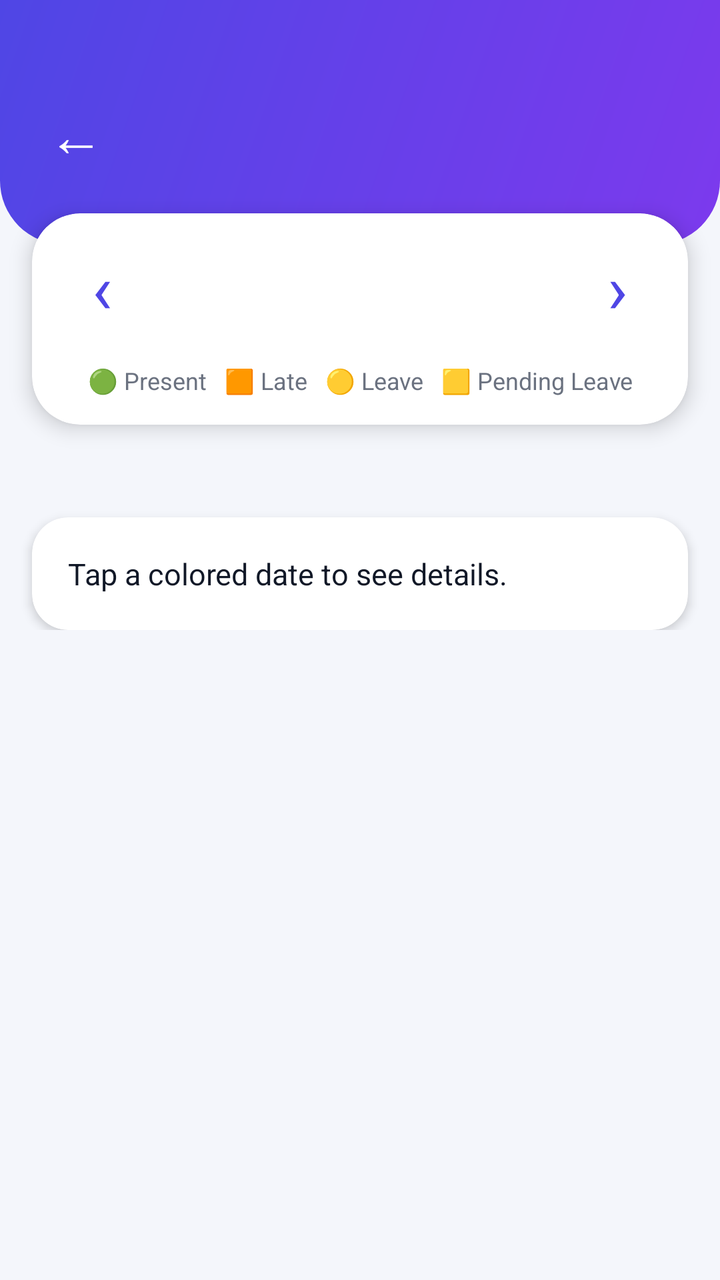
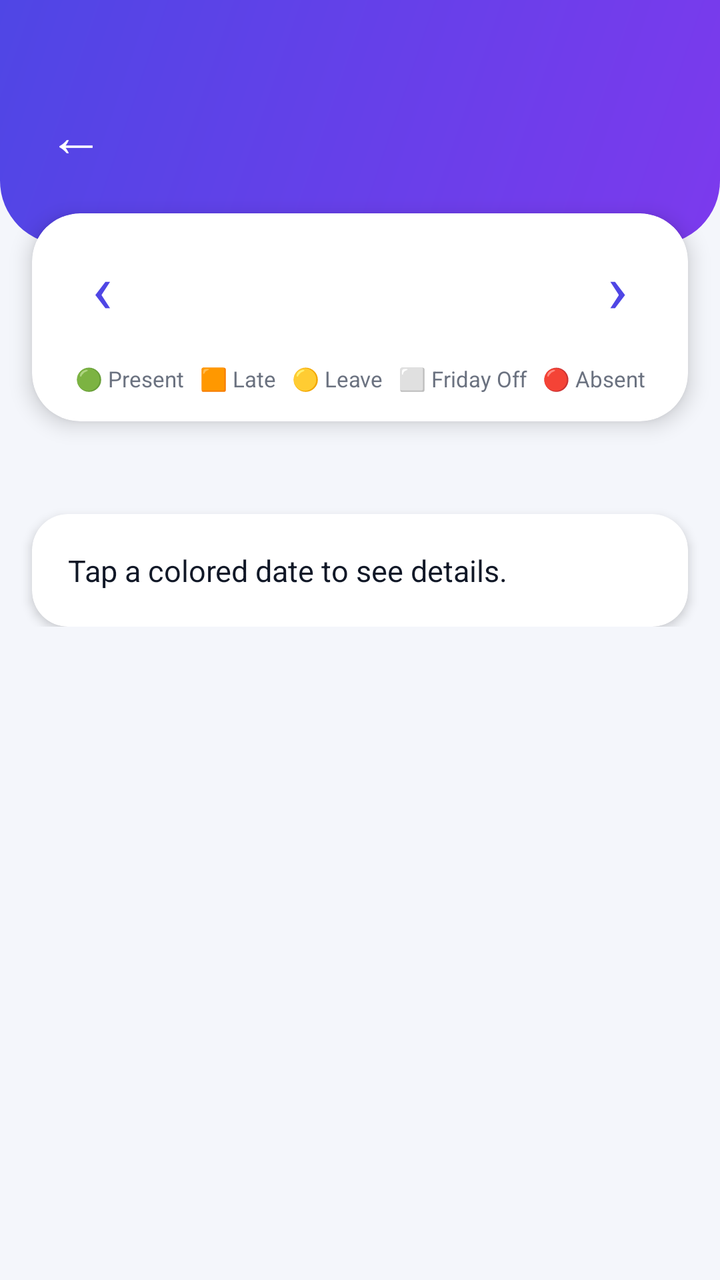

Compare the two renders of this Android layout. The source of the first and the diff that turns it into the second are given below.
<!-- AndroidManifest.xml: application theme Theme.Attendance -->
<!-- res/layout/activity_calendar.xml -->
<?xml version="1.0" encoding="utf-8"?>
<ScrollView xmlns:android="http://schemas.android.com/apk/res/android"
    xmlns:app="http://schemas.android.com/apk/res-auto"
    android:layout_width="match_parent" android:layout_height="match_parent">
    <LinearLayout android:layout_width="match_parent" android:layout_height="wrap_content"
        android:orientation="vertical" android:paddingBottom="24dp">
        <include layout="@layout/header_bar" />
        <com.google.android.material.card.MaterialCardView
            android:layout_width="match_parent" android:layout_height="wrap_content"
            android:layout_marginStart="16dp" android:layout_marginEnd="16dp" android:layout_marginTop="-16dp"
            app:cardCornerRadius="24dp" app:cardElevation="6dp">
            <LinearLayout android:layout_width="match_parent" android:layout_height="wrap_content"
                android:orientation="vertical" android:padding="14dp">
                <LinearLayout android:layout_width="match_parent" android:layout_height="wrap_content"
                    android:gravity="center_vertical" android:orientation="horizontal">
                    <TextView android:id="@+id/btnPrev" android:text="‹" android:textSize="34sp" android:textColor="@color/primary"
                        android:paddingStart="16dp" android:paddingEnd="16dp" android:clickable="true" android:focusable="true"
                        android:layout_width="wrap_content" android:layout_height="wrap_content" />
                    <TextView android:id="@+id/tvMonth" android:textSize="19sp" android:textStyle="bold" android:textColor="@color/ink"
                        android:gravity="center" android:layout_width="0dp" android:layout_weight="1" android:layout_height="wrap_content" />
                    <TextView android:id="@+id/btnNext" android:text="›" android:textSize="34sp" android:textColor="@color/primary"
                        android:paddingStart="16dp" android:paddingEnd="16dp" android:clickable="true" android:focusable="true"
                        android:layout_width="wrap_content" android:layout_height="wrap_content" />
                </LinearLayout>
                <GridLayout android:id="@+id/grid" android:columnCount="7" android:layout_marginTop="6dp"
                    android:layout_width="match_parent" android:layout_height="wrap_content" />
                <TextView android:text="🟢 Present   🟧 Late   🟡 Leave   🟨 Pending Leave" android:textSize="12sp" android:textColor="@color/muted"
                    android:gravity="center" android:layout_marginTop="10dp"
                    android:layout_width="match_parent" android:layout_height="wrap_content" />
            </LinearLayout>
        </com.google.android.material.card.MaterialCardView>
        <TextView android:id="@+id/tvCount" android:textSize="15sp" android:textStyle="bold" android:textColor="@color/ink"
            android:layout_marginStart="20dp" android:layout_marginEnd="20dp" android:layout_marginTop="16dp"
            android:layout_width="match_parent" android:layout_height="wrap_content" />
        <com.google.android.material.card.MaterialCardView
            android:layout_width="match_parent" android:layout_height="wrap_content"
            android:layout_marginStart="16dp" android:layout_marginEnd="16dp" android:layout_marginTop="10dp"
            app:cardCornerRadius="18dp" app:cardElevation="3dp">
            <TextView android:id="@+id/tvDetail" android:text="Tap a colored date to see details."
                android:textSize="15sp" android:textColor="@color/ink" android:lineSpacingExtra="4dp" android:padding="18dp"
                android:layout_width="match_parent" android:layout_height="wrap_content" />
        </com.google.android.material.card.MaterialCardView>
    </LinearLayout>
</ScrollView>
<!-- res/layout/header_bar.xml (included above) -->
<?xml version="1.0" encoding="utf-8"?>
<LinearLayout xmlns:android="http://schemas.android.com/apk/res/android"
    android:layout_width="match_parent" android:layout_height="wrap_content"
    android:background="@drawable/bg_header" android:gravity="center_vertical"
    android:orientation="horizontal" android:paddingStart="16dp" android:paddingEnd="16dp"
    android:paddingTop="40dp" android:paddingBottom="28dp">
    <TextView android:id="@+id/btnBack" android:text="←" android:textSize="28sp"
        android:textColor="#FFFFFF" android:padding="8dp" android:clickable="true" android:focusable="true"
        android:layout_width="wrap_content" android:layout_height="wrap_content" />
    <TextView android:id="@+id/tvTitle" android:textSize="22sp" android:textStyle="bold"
        android:textColor="#FFFFFF" android:layout_marginStart="8dp"
        android:layout_width="0dp" android:layout_weight="1" android:layout_height="wrap_content" />
    <TextView android:id="@+id/btnRefresh" android:text="⟳" android:textSize="24sp" android:visibility="gone"
        android:textColor="#FFFFFF" android:padding="8dp" android:clickable="true" android:focusable="true"
        android:layout_width="wrap_content" android:layout_height="wrap_content" />
</LinearLayout>
<!-- resources referenced by this layout -->
<resources>
  <color name="ink">#111827</color>
  <color name="muted">#6B7280</color>
  <color name="primary">#4F46E5</color>
  <!-- drawable bg_header (drawable) -->
  <?xml version="1.0" encoding="utf-8"?>
  <shape xmlns:android="http://schemas.android.com/apk/res/android" android:shape="rectangle">
      <gradient android:startColor="#4F46E5" android:endColor="#7C3AED" android:angle="315" />
      <corners android:bottomLeftRadius="32dp" android:bottomRightRadius="32dp" />
  </shape>
  <style name="Theme.Attendance" parent="Theme.MaterialComponents.Light.NoActionBar">
          <item name="colorPrimary">@color/primary</item>
          <item name="colorPrimaryVariant">@color/primary_dark</item>
          <item name="colorOnPrimary">@color/white</item>
          <item name="colorSecondary">@color/accent</item>
          <item name="android:windowBackground">@color/bg</item>
          <item name="android:statusBarColor">@color/primary_dark</item>
          <item name="materialButtonStyle">@style/Btn</item>
      </style>
  <color name="primary_dark">#3730A3</color>
  <color name="white">#FFFFFF</color>
  <color name="accent">#14B8A6</color>
  <color name="bg">#F4F6FB</color>
  <style name="Btn" parent="Widget.MaterialComponents.Button">
          <item name="cornerRadius">14dp</item>
          <item name="android:textAllCaps">false</item>
          <item name="android:textSize">16sp</item>
          <item name="android:textStyle">bold</item>
          <item name="android:letterSpacing">0</item>
          <item name="android:minHeight">54dp</item>
      </style>
</resources>

<!-- the commit's change to res/layout/activity_calendar.xml (unified diff, before → after) -->
@@ -24,7 +24,7 @@
                 </LinearLayout>
                 <GridLayout android:id="@+id/grid" android:columnCount="7" android:layout_marginTop="6dp"
                     android:layout_width="match_parent" android:layout_height="wrap_content" />
-                <TextView android:text="🟢 Present   🟧 Late   🟡 Leave   🟨 Pending Leave" android:textSize="12sp" android:textColor="@color/muted"
+                <TextView android:text="🟢 Present   🟧 Late   🟡 Leave   ⬜ Friday Off   🔴 Absent" android:textSize="11sp" android:textColor="@color/muted"
                     android:gravity="center" android:layout_marginTop="10dp"
                     android:layout_width="match_parent" android:layout_height="wrap_content" />
             </LinearLayout>
